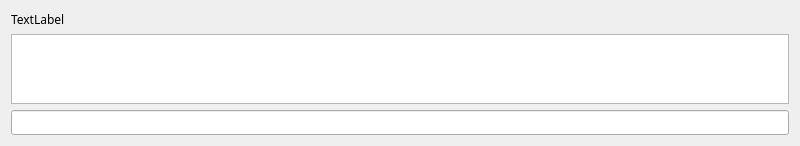
Qt form Endeavor/Endeavor.ui (rjdelacruz1/Endeavor) before a commit.
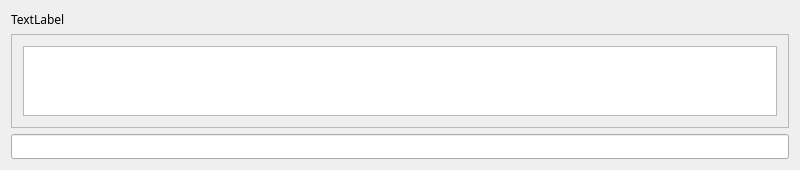
The same form after that commit.

Commit message: new commands class. new exit command to close out window. organized code into smaller functions. timer delay so exit prompts shows before window closes. event filter to prevent deletion of prompt.

```diff
--- a/Endeavor/Endeavor.ui
+++ b/Endeavor/Endeavor.ui
@@ -7,7 +7,7 @@
     <x>0</x>
     <y>0</y>
     <width>800</width>
-    <height>130</height>
+    <height>142</height>
    </rect>
   </property>
   <property name="windowTitle">
@@ -40,7 +40,25 @@
      </widget>
     </item>
     <item>
-     <widget class="QPlainTextEdit" name="output"/>
+     <widget class="QFrame" name="outputFrame">
+      <property name="baseSize">
+       <size>
+        <width>800</width>
+        <height>100</height>
+       </size>
+      </property>
+      <property name="frameShape">
+       <enum>QFrame::Shape::StyledPanel</enum>
+      </property>
+      <property name="frameShadow">
+       <enum>QFrame::Shadow::Raised</enum>
+      </property>
+      <layout class="QVBoxLayout" name="verticalLayout_2">
+       <item>
+        <widget class="QPlainTextEdit" name="output"/>
+       </item>
+      </layout>
+     </widget>
     </item>
     <item>
      <widget class="QLineEdit" name="commandEntry"/>
```
Left out of the diff: 6 changed lines with no effect on the pictures. The commit also changes 8 other files.
